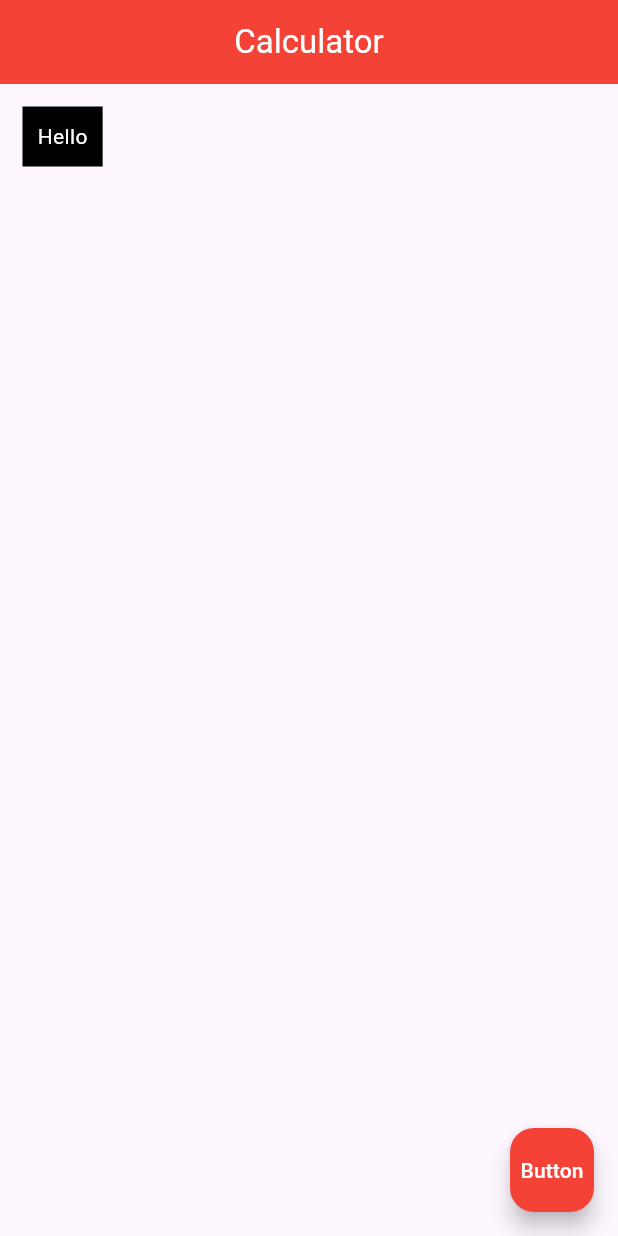
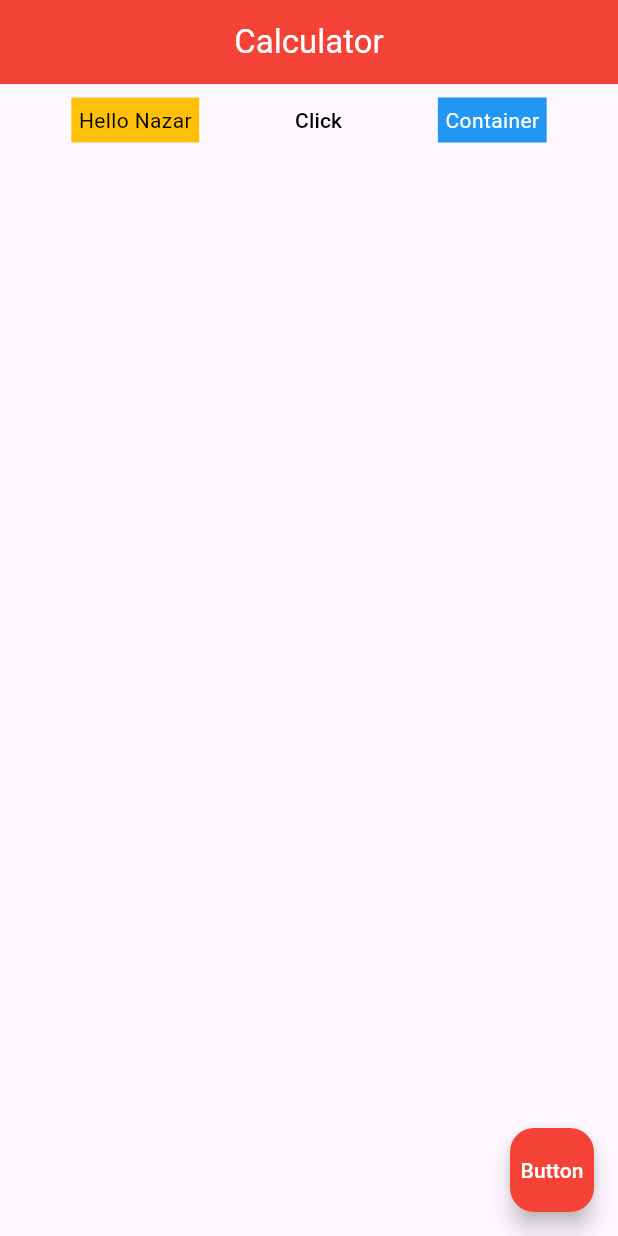
Before and after one commit to RudovichNazar23/DartCalculator, a Flutter app: the screen it shows after launch, on a phone screen of 412 x 824 dp. Run offline on Flutter 3.47's test engine with Material 3 defaults, Android fonts, the phone set to English and light mode, and no system bars.

Commit message:
get in touch with rows in flutter

```diff
--- a/lib/main.dart
+++ b/lib/main.dart
@@ -23,11 +23,25 @@ class Home extends StatelessWidget {
         backgroundColor: Colors.red[500],
         centerTitle: true,
       ),
-      body: Container(
-        color: Colors.black,
-        padding: EdgeInsets.fromLTRB(10, 10, 10, 10),
-        margin: EdgeInsets.all(15),
-        child: Text("Hello", style: TextStyle(color: Colors.white),),
+      body: Row(
+        mainAxisAlignment: MainAxisAlignment.spaceEvenly,
+        crossAxisAlignment: CrossAxisAlignment.center,
+        children: <Widget> [
+          Container(
+            color: Colors.amber,
+            padding: EdgeInsets.all(5),
+            child: Text("Hello $username", style: TextStyle(color: Colors.black),),
+          ),
+          TextButton(
+            onPressed: () {},
+            child: Text("Click", style: TextStyle(color: Colors.black,)),
+          ),
+          Container(
+            color: Colors.blue,
+            padding: EdgeInsets.all(5),
+            child: Text("Container", style: TextStyle(color: Colors.white),),
+          )
+        ],
       ),
       floatingActionButton: FloatingActionButton(
         backgroundColor: Colors.red[500],
```
